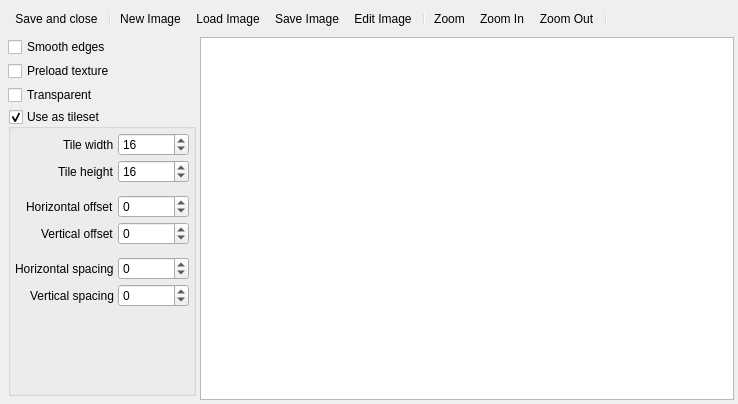
The window that Editors/BackgroundEditor.ui (enigma-dev/RadialGM) describes before a commit, drawn with Qt 5.
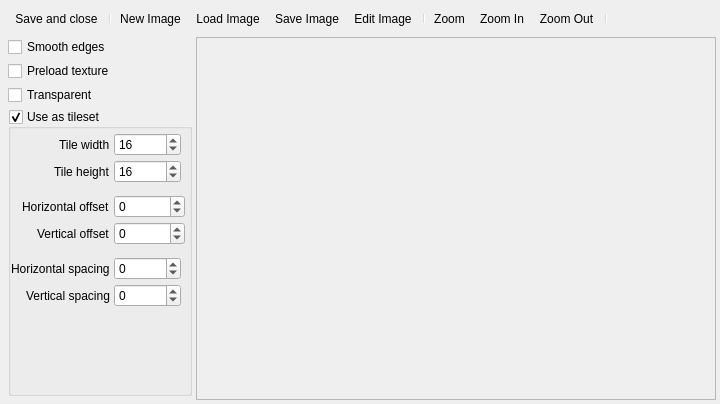
The same window after the commit. Icons and pictures are not drawn. Custom widgets are drawn as their Qt base class.

```diff
--- a/Editors/BackgroundEditor.ui
+++ b/Editors/BackgroundEditor.ui
@@ -6,7 +6,7 @@
    <rect>
     <x>0</x>
     <y>0</y>
-    <width>738</width>
+    <width>720</width>
     <height>404</height>
    </rect>
   </property>
@@ -26,7 +26,7 @@
   <property name="Josh" stdset="0">
    <string>helloenigmasssss</string>
   </property>
-  <layout class="QVBoxLayout" name="verticalLayout" stretch="0,3">
+  <layout class="QVBoxLayout" name="verticalLayout" stretch="0,0">
    <property name="spacing">
     <number>4</number>
    </property>
@@ -167,7 +167,7 @@
            <number>4</number>
           </property>
           <property name="leftMargin">
-           <number>4</number>
+           <number>0</number>
           </property>
           <property name="topMargin">
            <number>4</number>
@@ -212,7 +212,7 @@
              <bool>true</bool>
             </property>
             <property name="minimum">
-             <number>-2147483647</number>
+             <number>0</number>
             </property>
             <property name="maximum">
              <number>2147483647</number>
@@ -238,7 +238,7 @@
              <bool>true</bool>
             </property>
             <property name="minimum">
-             <number>-2147483647</number>
+             <number>0</number>
             </property>
             <property name="maximum">
              <number>2147483647</number>
@@ -317,7 +317,7 @@
              <bool>true</bool>
             </property>
             <property name="minimum">
-             <number>-2147483647</number>
+             <number>0</number>
             </property>
             <property name="maximum">
              <number>2147483647</number>
@@ -337,7 +337,7 @@
              <bool>true</bool>
             </property>
             <property name="minimum">
-             <number>-2147483647</number>
+             <number>0</number>
             </property>
             <property name="maximum">
              <number>2147483647</number>
@@ -366,22 +366,28 @@
       </layout>
      </item>
      <item>
-      <widget class="QGraphicsView" name="imagePreview">
-       <property name="sizePolicy">
-        <sizepolicy hsizetype="Expanding" vsizetype="Expanding">
-         <horstretch>0</horstretch>
-         <verstretch>0</verstretch>
-        </sizepolicy>
+      <widget class="QScrollArea" name="imagePreview">
+       <property name="widgetResizable">
+        <bool>true</bool>
        </property>
-       <property name="backgroundBrush">
-        <brush brushstyle="NoBrush">
-         <color alpha="255">
-          <red>0</red>
-          <green>0</green>
-          <blue>0</blue>
-         </color>
-        </brush>
-       </property>
+       <widget class="QWidget" name="scrollAreaWidget">
+        <property name="geometry">
+         <rect>
+          <x>0</x>
+          <y>0</y>
+          <width>438</width>
+          <height>354</height>
+         </rect>
+        </property>
+        <property name="autoFillBackground">
+         <bool>true</bool>
+        </property>
+        <layout class="QGridLayout" name="gridLayout">
+         <item row="0" column="0">
+          <widget class="BackgroundRenderer" name="backgroundRenderer" native="true"/>
+         </item>
+        </layout>
+       </widget>
       </widget>
      </item>
     </layout>
@@ -481,6 +487,14 @@
    </property>
   </action>
  </widget>
+ <customwidgets>
+  <customwidget>
+   <class>BackgroundRenderer</class>
+   <extends>QWidget</extends>
+   <header>Editors/BackgroundRenderer.h</header>
+   <container>1</container>
+  </customwidget>
+ </customwidgets>
  <resources>
   <include location="../images.qrc"/>
  </resources>
```
